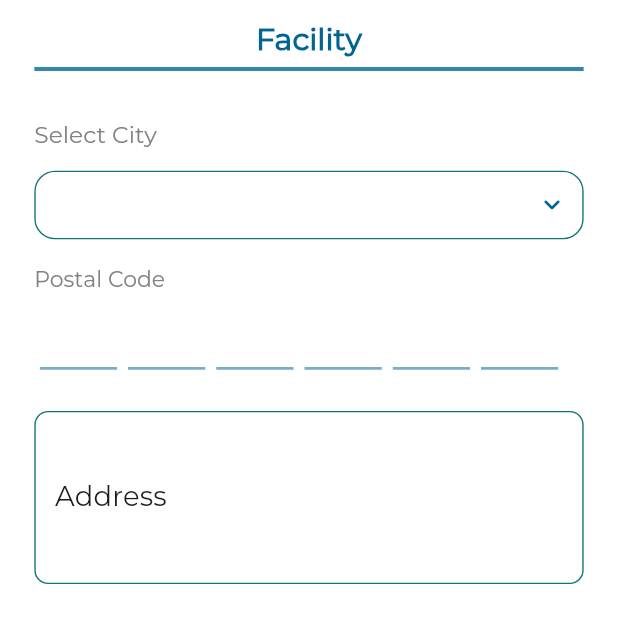
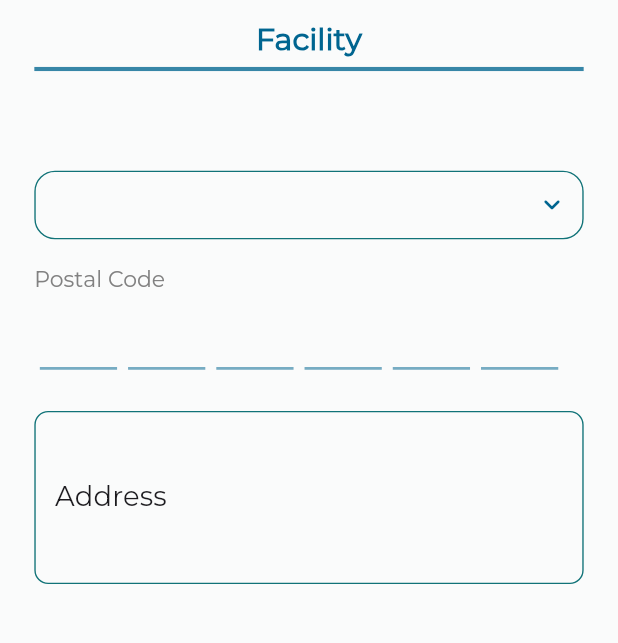
Before and after one commit to RakshitSathvara/Sports, a Flutter app: the FacilityAddPageOne screen opened directly with empty values, on a phone screen of 412 x 824 dp, the part 137-780 px from its top. Run offline on Flutter 3.47's test engine with Material 3 defaults, Android fonts, the phone set to English and light mode, and no system bars; drawn by our look-alikes of pin_code_text_field; our stand-ins replace cached_network_image, carousel_slider, connectivity_plus, device_info_plus, firebase_core, firebase_crashlytics and 17 more; missing offline and left inert: custom_timer, dart:ffi, duration_picker, flutter_fgbg, flutter_secure_storage_web, flutter_stripe and 4 more; accounts and stored records are empty; network calls fail.

Commit message:
refactor: update facility registration screens to use surface color for backgrounds and fill colors

```diff
--- a/lib/screens/service_provider/facility/facility_add_page_one.dart
+++ b/lib/screens/service_provider/facility/facility_add_page_one.dart
@@ -116,7 +116,7 @@
         child: Container(
           width: double.infinity,
           height: double.infinity,
-          color: Theme.of(context).colorScheme.background,
+          color: Theme.of(context).colorScheme.surface,
           child: SingleChildScrollView(
             child: Padding(
               padding: const EdgeInsets.symmetric(horizontal: 25),
@@ -180,7 +180,7 @@
                         textStyle: Theme.of(context)
                             .textTheme
                             .titleMedium!
-                            .copyWith(color: Theme.of(context).colorScheme.shadow, fontWeight: FontWeight.w400, fontSize: 17.0),
+                            .copyWith(color: Theme.of(context).colorScheme.surface, fontWeight: FontWeight.w400, fontSize: 17.0),
                       ),
                     ),
                     const SizedBox(
@@ -190,7 +190,7 @@
                       decoration: BoxDecoration(
                         border: Border.all(color: Theme.of(context).colorScheme.primaryContainer),
                         borderRadius: BorderRadius.circular(15),
-                        color: Theme.of(context).colorScheme.background,
+                        color: Theme.of(context).colorScheme.surface,
                       ),
                       child: Padding(
                         padding: const EdgeInsets.only(left: 10, right: 10),
@@ -283,7 +283,7 @@
                       read: false,
                       obscureText: false,
                       maxlength: 200,
-                      fillColor: Theme.of(context).colorScheme.background,
+                      fillColor: Theme.of(context).colorScheme.surface,
                       labelText: 'Address',
                       validator: Validator.notEmpty,
                       keyboardType: TextInputType.text,
@@ -376,7 +376,7 @@
                                 isDismissible: false,
                                 enableDrag: false,
                                 isScrollControlled: true,
-                                backgroundColor: Theme.of(context).colorScheme.background,
+                                backgroundColor: Theme.of(context).colorScheme.surface,
                                 shape: const RoundedRectangleBorder(
                                     borderRadius: BorderRadius.only(topLeft: Radius.circular(15.0), topRight: Radius.circular(15.0))),
                                 context: context,
@@ -499,7 +499,7 @@
                           child: Container(
                             height: 50.0,
                             width: 50.0,
-                            color: Theme.of(context).colorScheme.background,
+                            color: Theme.of(context).colorScheme.surface,
                             child: Image.asset(
                               'assets/images/ic_add.png',
                               fit: BoxFit.contain,
@@ -581,7 +581,7 @@
                                       )
                                     ],
                                   ),
-                                  const Divider(
+                                   Divider(
                                     height: 2,
                                     color: Theme.of(context).colorScheme.outline,
                                   )
@@ -599,7 +599,7 @@
                       maxlines: 1,
                       maxlength: 4,
                       inputformat: [FilteringTextInputFormatter.allow(RegExp(r'[0-9]')), FilteringTextInputFormatter.digitsOnly],
-                      fillColor: Theme.of(context).colorScheme.background,
+                      fillColor: Theme.of(context).colorScheme.surface,
                       labelText: 'Registration Number (UEN)',
                       validator: Validator.notEmpty,
                       keyboardType: TextInputType.number,
@@ -613,7 +613,7 @@
                         textsize: 16,
                         fontWeight: FontWeight.w600,
                         letterspacing: 0.7,
-                        buttoncolor: Theme.of(context).colorScheme.background,
+                        buttoncolor: Theme.of(context).colorScheme.surface,
                         buttonbordercolor: Theme.of(context).colorScheme.secondaryContainer,
                         buttonheight: 60,
                         buttonwidth: width,
@@ -952,7 +952,7 @@
       isDismissible: false,
       enableDrag: false,
       isScrollControlled: true,
-      backgroundColor: Theme.of(context).colorScheme.background,
+      backgroundColor: Theme.of(context).colorScheme.surface,
       shape: const RoundedRectangleBorder(borderRadius: BorderRadius.only(topLeft: Radius.circular(15.0), topRight: Radius.circular(15.0))),
       context: context,
       builder: (context) {
```
Also changed, not shown: lib/screens/service_provider/facility/facility_add_page_two.dart (+16 -16 lines).
